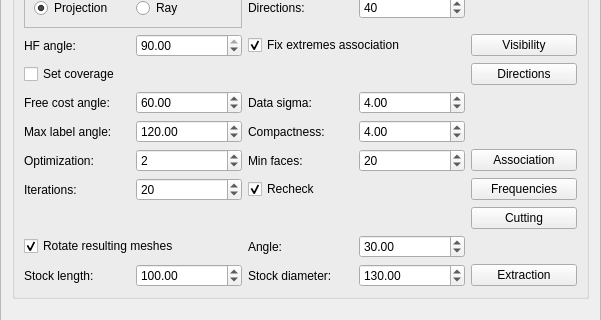
cg3hci/4AxisMilling, file GUI/managers/fouraxisfabricationmanager.ui: the form before one commit; both pictures show x 0 to 601 and y 199 to 519 of the 601 by 1318 pixel window.
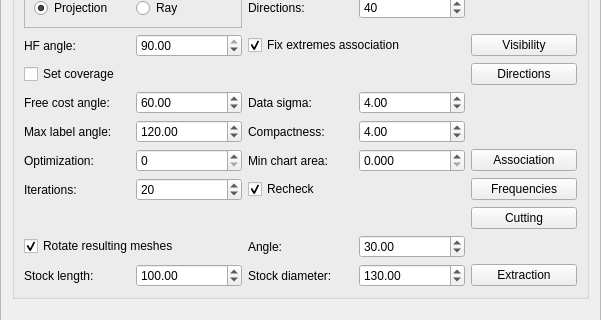
The form after the commit.

Commit message: Chart borders, optimization graph cut, updated cg3

Patch:
```diff
--- a/GUI/managers/fouraxisfabricationmanager.ui
+++ b/GUI/managers/fouraxisfabricationmanager.ui
@@ -723,20 +723,10 @@
         </property>
        </widget>
       </item>
-      <item row="11" column="4">
-       <widget class="QSpinBox" name="getAssociationMinFacesSpinBox">
-        <property name="maximum">
-         <number>10000</number>
-        </property>
-        <property name="value">
-         <number>20</number>
-        </property>
-       </widget>
-      </item>
       <item row="11" column="3">
        <widget class="QLabel" name="getAssociationMinFacesLabel">
         <property name="text">
-         <string>Min faces:</string>
+         <string>Min chart area:</string>
         </property>
        </widget>
       </item>
@@ -757,7 +747,20 @@
       <item row="11" column="2">
        <widget class="QSpinBox" name="getAssociationOptimizationSpinBox">
         <property name="value">
-         <number>2</number>
+         <number>0</number>
+        </property>
+       </widget>
+      </item>
+      <item row="11" column="4">
+       <widget class="QDoubleSpinBox" name="getAssociationMinChartAreaSpinBox">
+        <property name="decimals">
+         <number>3</number>
+        </property>
+        <property name="maximum">
+         <double>1.000000000000000</double>
+        </property>
+        <property name="singleStep">
+         <double>0.100000000000000</double>
         </property>
        </widget>
       </item>
```
Left out of the diff: 2 changed lines with no effect on the pictures. The commit also changes 9 other files.
